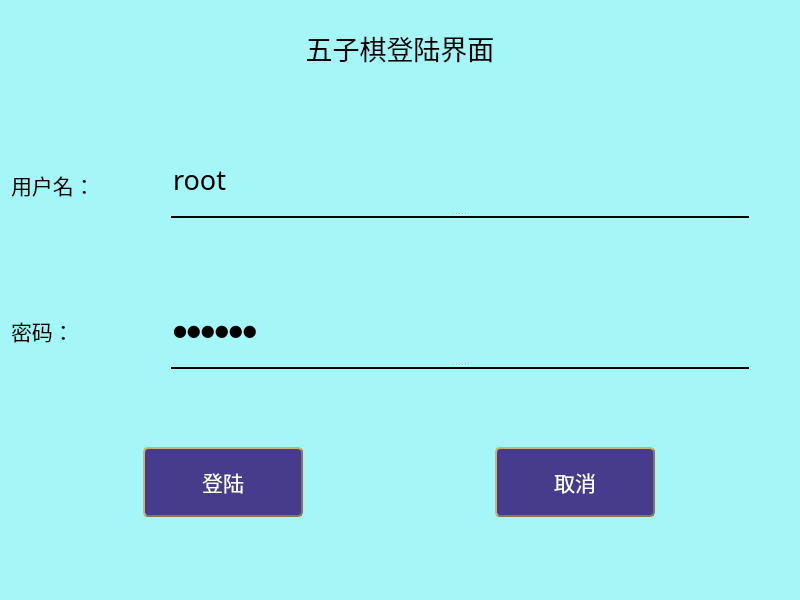
This is code/login.ui in IKUN369/fivechess as Qt 5 draws it before an edit. The edited form follows.
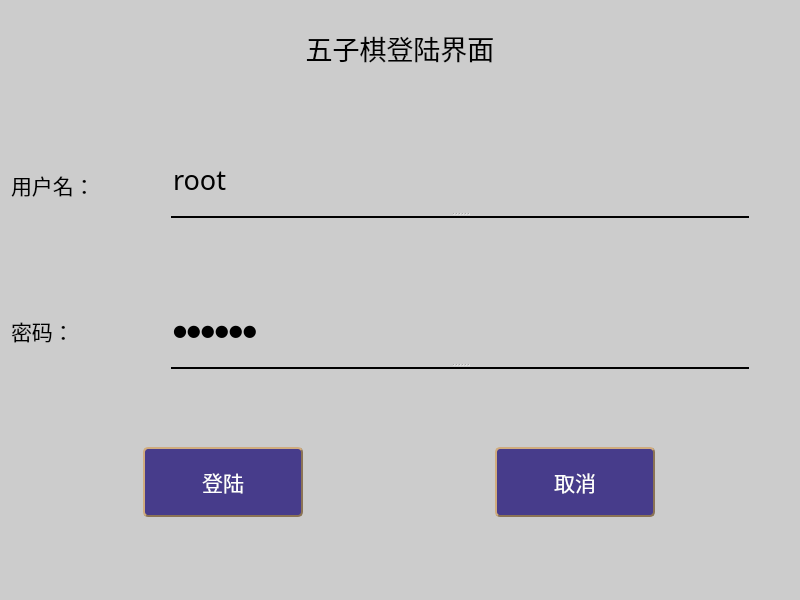
This is the edited form.

The edit to the form file:
```diff
--- a/code/login.ui
+++ b/code/login.ui
@@ -31,7 +31,8 @@
    <string>Form</string>
   </property>
   <property name="styleSheet">
-   <string notr="true">QWidget#Login{background-color: rgb(165, 247, 247);}
+   <string notr="true">QWidget#Login{background-color: rgb(204, 204, 204);}
+
 
 
 QPushButton{
@@ -155,7 +156,7 @@
         <property name="styleSheet">
          <string notr="true">QLineEdit{ border: none}
 QLineEdit{color: rgba(0, 0, 0， 40); }
-QLineEdit{background-color: rgb(165, 247, 247);}
+QLineEdit{background-color: rgb(204, 204, 204);}
 </string>
         </property>
         <property name="text">
@@ -270,7 +271,7 @@
         </property>
         <property name="styleSheet">
          <string notr="true">QLineEdit{ border: none}
-QLineEdit{background-color: rgb(165, 247, 247);}</string>
+QLineEdit{background-color: rgb(204, 204, 204);}</string>
         </property>
         <property name="text">
          <string>000000</string>
```
